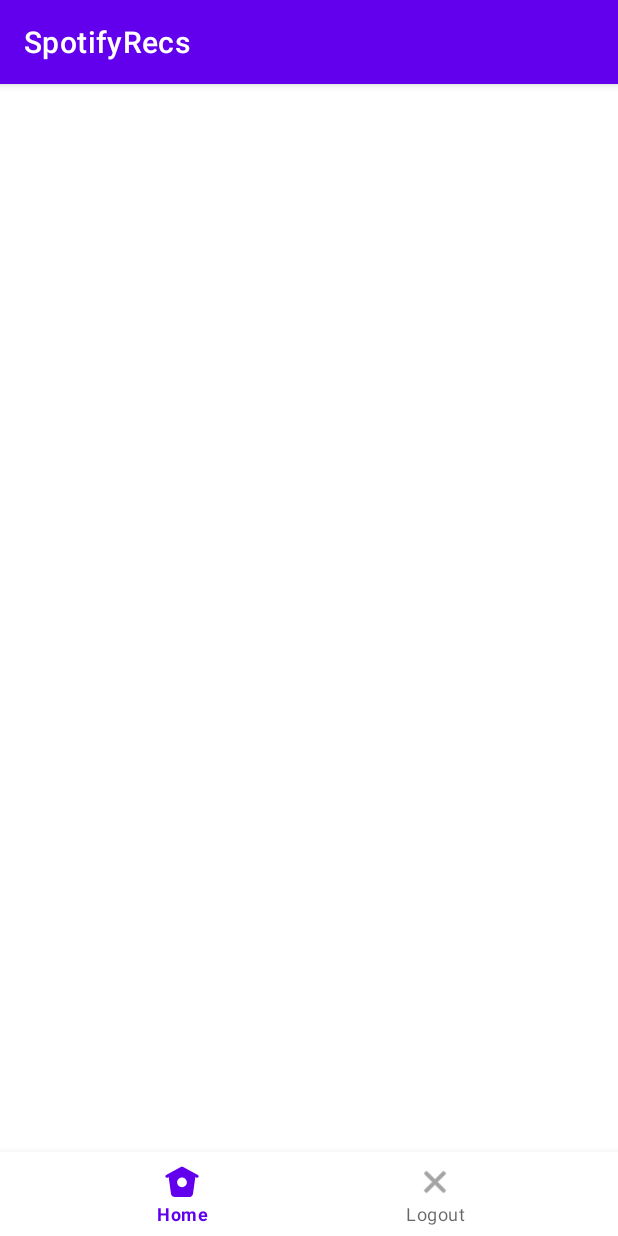
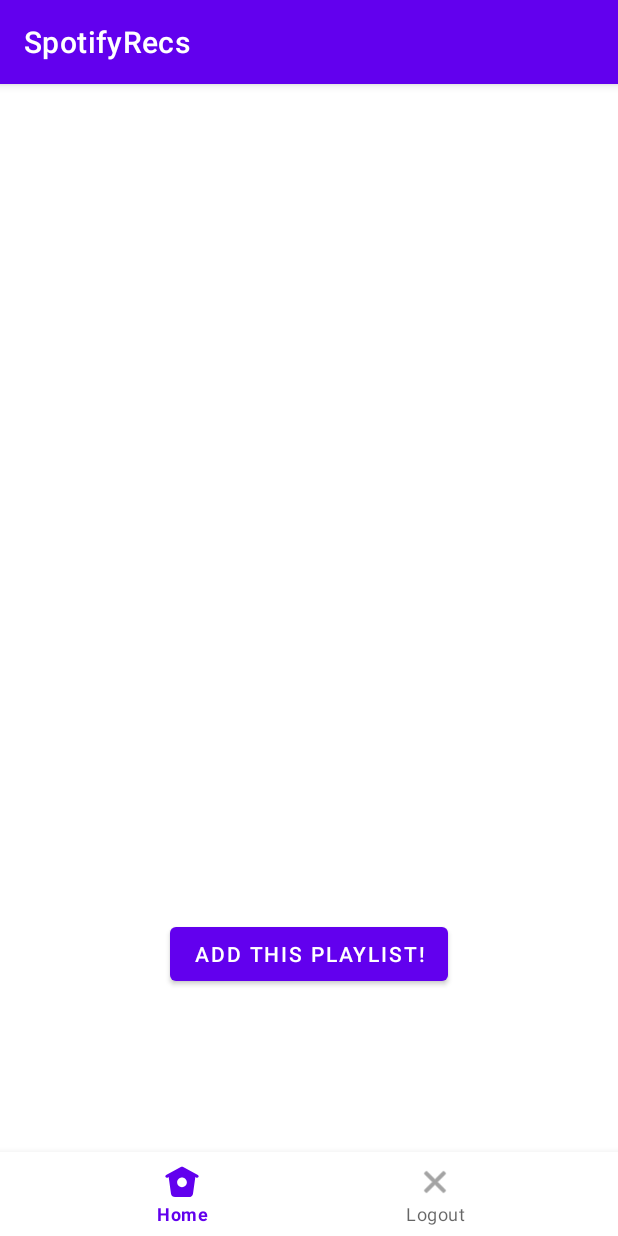
Before and after one commit to cstepin/SpotifyRecs, an Android app: the finalPlaylistActivity screen opened directly, with no data from a screen before it, on a phone screen of 412 x 824 dp. Run offline under Robolectric (Android 15) with nearby library versions, the phone set to English and light mode, and no system bars; libraries missing offline, so code that uses them is left out: com.parse, org.parceler; 2 statements that could not run were skipped.

Commit message:
Creating models and classes to save playlists

```diff
--- a/app/src/main/res/layout/activity_final_playlist.xml
+++ b/app/src/main/res/layout/activity_final_playlist.xml
@@ -19,6 +19,16 @@
         android:id="@+id/rvSongs"
         android:layout_width="match_parent"
         android:layout_height="match_parent"
-        tools:layout_editor_absoluteX="1dp"
-        tools:layout_editor_absoluteY="1dp" />
+        tools:layout_editor_absoluteX="-31dp"
+        tools:layout_editor_absoluteY="0dp" />
+
+    <Button
+        android:id="@+id/btnAddPlaylist"
+        android:layout_width="wrap_content"
+        android:layout_height="wrap_content"
+        android:layout_marginBottom="164dp"
+        android:text="Add this Playlist!"
+        app:layout_constraintBottom_toBottomOf="@+id/bottomNavigation"
+        app:layout_constraintEnd_toEndOf="parent"
+        app:layout_constraintStart_toStartOf="parent" />
 </androidx.constraintlayout.widget.ConstraintLayout>
```
Also changed, not shown: app/src/main/java/com/example/spotifyrecs/GenerateSongsActivity.java (+0 -14 lines), app/src/main/java/com/example/spotifyrecs/finalPlaylistActivity.java (+21 -0 lines), app/src/main/java/com/example/spotifyrecs/fragments/AddPlaylistFragment.java (added, +89 -0 lines), app/src/main/java/com/example/spotifyrecs/models/Playlist.java (added, +20 -0 lines), app/src/main/res/layout/fragment_add_playlist.xml (added, +30 -0 lines).
